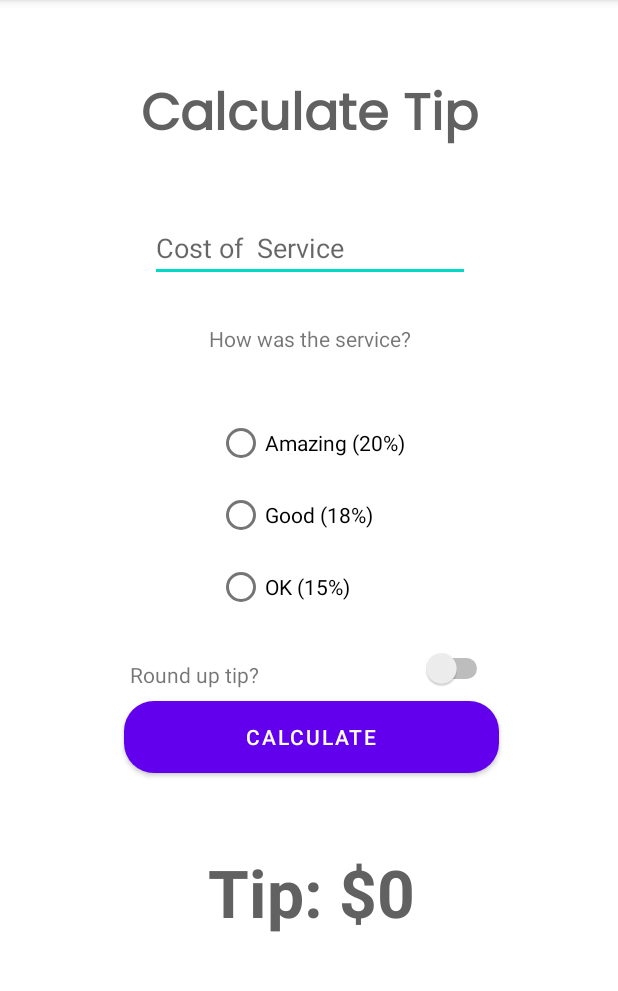
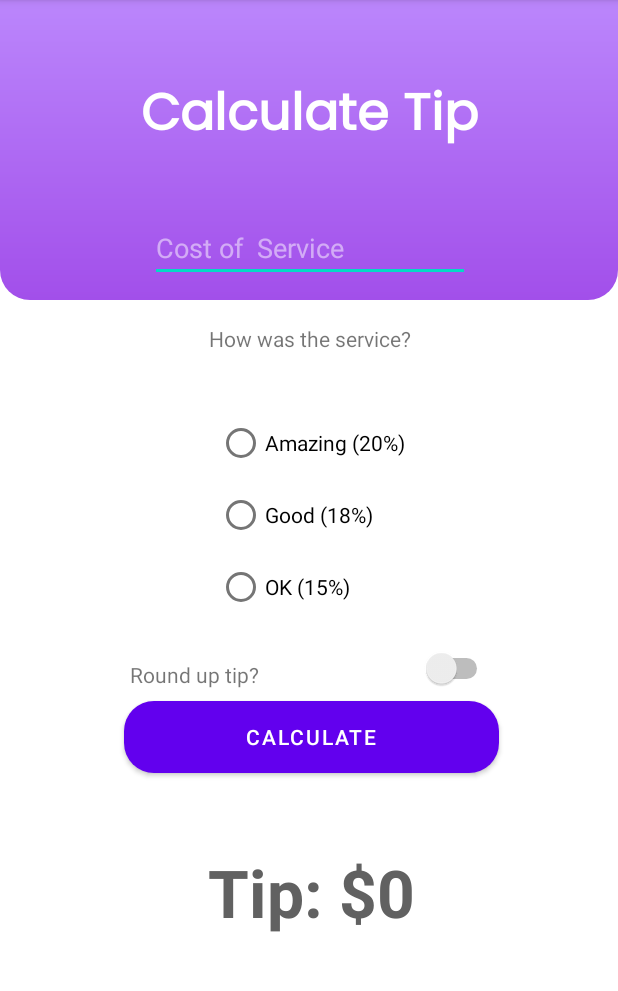
Before and after one commit to Dwikaputra11/Binar-Challenge, an Android app: the screen it shows after launch (MainActivity), on a phone screen of 412 x 824 dp, the part 84-1075 px from its top. Run offline under Robolectric (Android 15) with nearby library versions, the phone set to English and light mode, and no system bars.

Commit message:
Chapter 2: Design Layout(Edit UI)

```diff
--- a/Chapter-2/app/src/main/java/com/example/chapter_2/MainActivity.kt
+++ b/Chapter-2/app/src/main/java/com/example/chapter_2/MainActivity.kt
@@ -4,6 +4,8 @@ import androidx.appcompat.app.AppCompatActivity
 import android.os.Bundle
 import android.widget.RadioGroup
 import com.example.chapter_2.databinding.ActivityMainBinding
+import kotlin.math.ceil
+import kotlin.math.floor
 
 class MainActivity : AppCompatActivity() {
     private lateinit var binding: ActivityMainBinding
@@ -26,7 +28,7 @@ class MainActivity : AppCompatActivity() {
 
             var result:Double = costService*percent/100
             if(binding.switch1.isChecked){
-                binding.tvResult.text = mes + result.toInt().toString()
+                binding.tvResult.text = mes + ceil(result).toInt().toString()
             }else{
                 binding.tvResult.text = mes + result.toString()
             }
--- /dev/null
+++ b/Chapter-2/app/src/main/res/drawable/bottom_radius.xml
@@ -0,0 +1,14 @@
+<?xml version="1.0" encoding="utf-8"?>
+<shape
+    android:shape="rectangle"
+    xmlns:android="http://schemas.android.com/apk/res/android">
+
+    <gradient
+        android:startColor="@color/purple_200"
+        android:endColor="#A24FEA"
+        android:angle="-90"
+        />
+    <corners android:bottomLeftRadius="20dp"
+        android:bottomRightRadius="20dp"/>
+
+</shape>
--- a/Chapter-2/app/src/main/res/layout/activity_main.xml
+++ b/Chapter-2/app/src/main/res/layout/activity_main.xml
@@ -6,6 +6,15 @@
     android:layout_height="match_parent"
     tools:context=".MainActivity">
 
+    <FrameLayout
+        android:layout_width="match_parent"
+        android:layout_height="200dp"
+        android:background="@drawable/bottom_radius"
+        app:layout_constraintEnd_toEndOf="parent"
+        app:layout_constraintStart_toStartOf="parent"
+        app:layout_constraintTop_toTopOf="parent">
+
+    </FrameLayout>
     <TextView
         android:id="@+id/tv_title"
         android:layout_width="wrap_content"
@@ -13,7 +22,7 @@
         android:layout_marginTop="50dp"
         android:fontFamily="@font/poppins"
         android:text="Calculate Tip"
-        android:textColor="#616161"
+        android:textColor="@color/white"
         android:textSize="34sp"
         android:textStyle="bold"
         app:layout_constraintEnd_toEndOf="parent"
@@ -96,6 +105,8 @@
         android:layout_marginTop="36dp"
         android:ems="10"
         android:hint="Cost of  Service"
+        android:textColorHint="#80FFFFFF"
+        android:textColor="@color/white"
         android:inputType="number"
         app:layout_constraintEnd_toEndOf="parent"
         app:layout_constraintHorizontal_bias="0.502"
```
